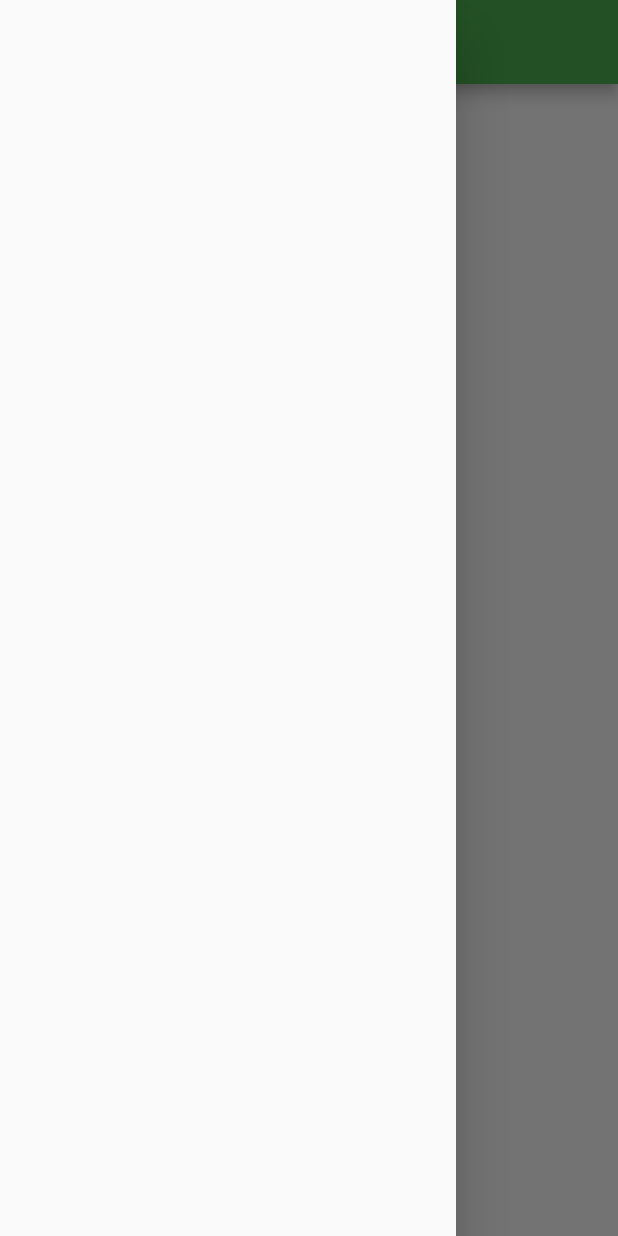
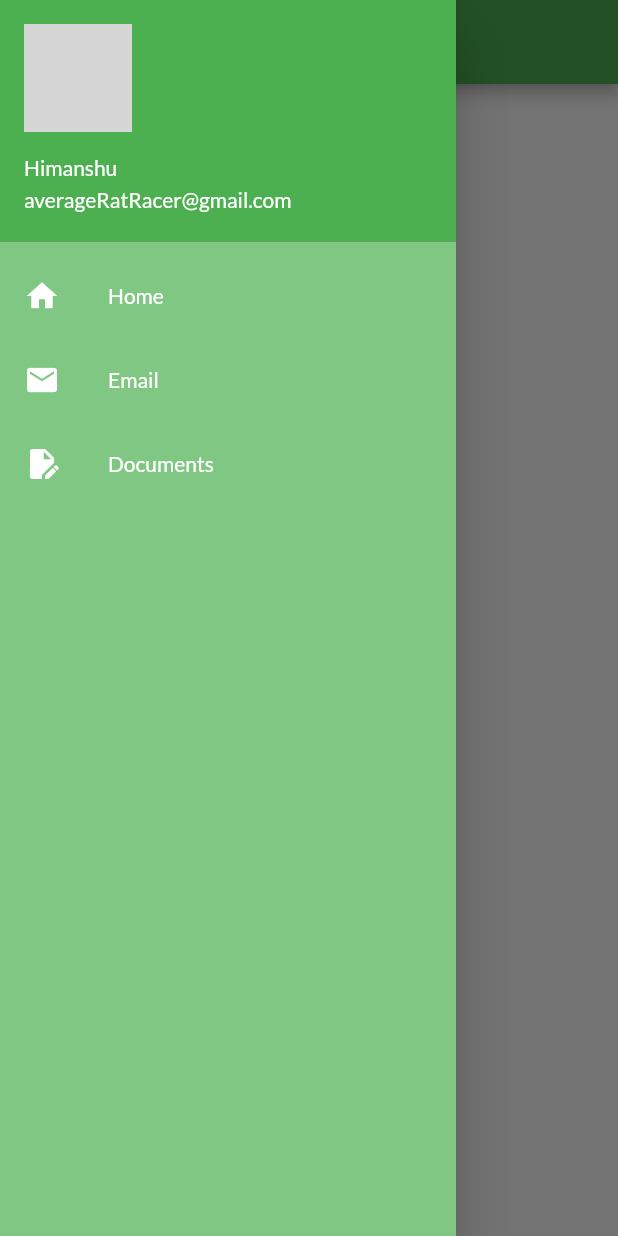
Before and after one commit to ratRaceParticipant/flutterDep, a Flutter app: the HomePage screen opened by its route, with the side drawer open, on a phone screen of 412 x 824 dp. Run offline on Flutter 3.47's test engine with Material 2 defaults, Android fonts, the phone set to English and light mode, and no system bars; our stand-ins replace google_fonts; network calls fail; grey boxes are pictures that could not be loaded.

```diff
--- a/lib/pages/home_page.dart
+++ b/lib/pages/home_page.dart
@@ -1,4 +1,5 @@
 import 'package:flutter/material.dart';
+import 'package:flutter_application_1/widgets/myDrawer.dart';
 
 class HomePage extends StatelessWidget {
   String days = "101";
@@ -14,7 +15,6 @@ class HomePage extends StatelessWidget {
             child: Text("Welcome to $darkMode of flutter"),
           ),
         ),
-      drawer: Drawer(),
-    );
+        drawer: MyDrawer());
   }
 }
--- /dev/null
+++ b/lib/widgets/myDrawer.dart
@@ -0,0 +1,62 @@
+import 'package:flutter/material.dart';
+
+class MyDrawer extends StatelessWidget {
+  var _jojiImageURL =
+      "https://images.unsplash.com/photo-1619170519578-50bca88cff89?ixlib=rb-4.0.3&ixid=MnwxMjA3fDB8MHxwaG90by1wYWdlfHx8fGVufDB8fHx8&auto=format&fit=crop&w=1770&q=80";
+  final List listTiteData = [
+    {"text": "Home", "icon": Icons.home},
+    {"text": "Email", "icon": Icons.email},
+    {"text": "Documents", "icon": Icons.edit_document},
+  ];
+  @override
+  Widget build(BuildContext context) {
+    return Drawer(
+      child: Container(
+        color: Colors.green[300],
+        child: ListView(
+          children: [
+            DrawerHeader(
+              padding: EdgeInsets.zero,
+              child: UserAccountsDrawerHeader(
+                  decoration: BoxDecoration(color: Colors.green),
+                  currentAccountPicture: CircleAvatar(
+                    backgroundImage: NetworkImage(_jojiImageURL),
+                  ),
+                  margin: EdgeInsets.zero,
+                  accountName: Text("Himanshu"),
+                  accountEmail: Text("averageRatRacer@gmail.com")),
+            ),
+            ...listTiteData.map(
+              (e) => ListTile(
+                leading: Icon(
+                  e["icon"],
+                  color: Colors.white,
+                ),
+                title: Text(
+                  e["text"],
+                  style: TextStyle(color: Colors.white),
+                ),
+              ),
+            ),
+
+            // ...
+
+            // List.generate(3, (listTiteData.map(e)) {
+            //   return ListTile(
+            //     leading: Icon(
+            //       Icons.home,
+            //       color: Colors.white,
+            //     ),
+            //     title: Text(
+            //       listTiteData<text>,
+            //       textScaleFactor: 1.2,
+            //       style: TextStyle(color: Colors.white),
+            //     ),
+            //   );
+            // })
+          ],
+        ),
+      ),
+    );
+  }
+}
```
Lines whose indentation alone changed are shown as unchanged.
